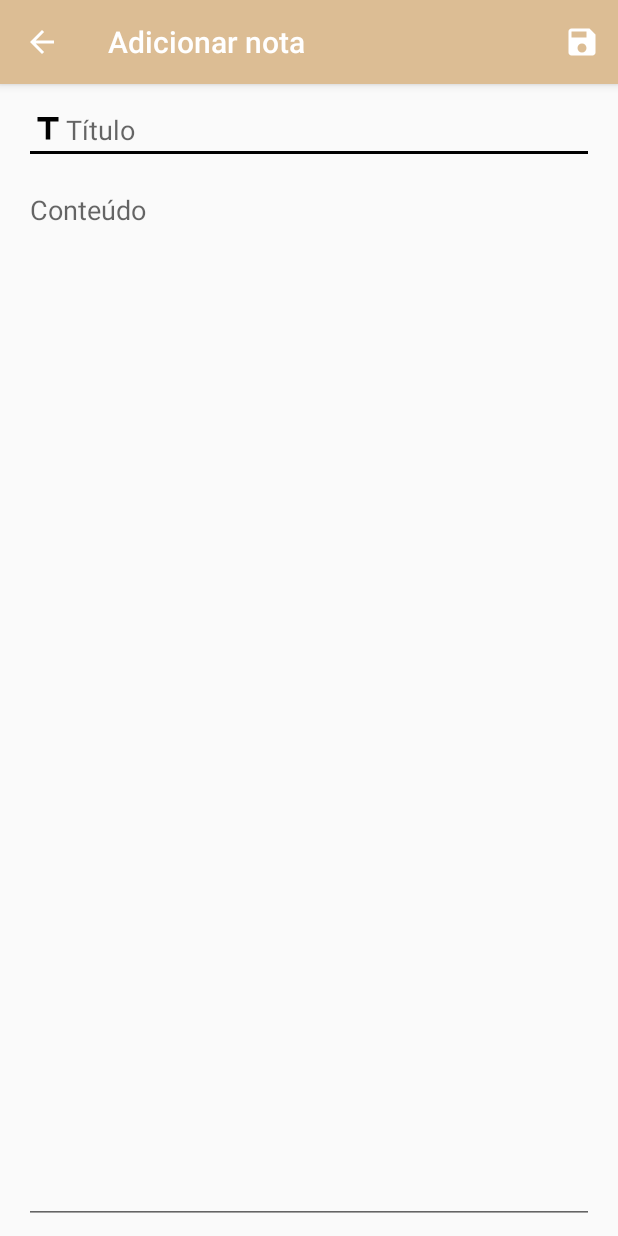
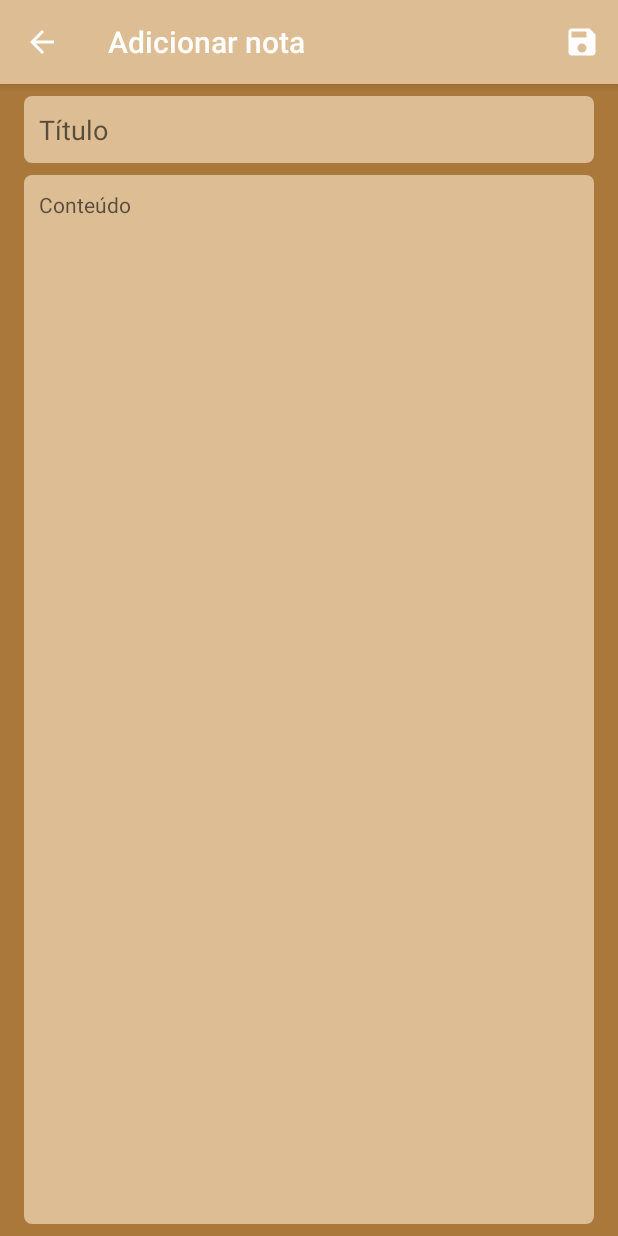
Before and after one commit to Kmiokande/Papiro, an Android app: the AddNoteActivity screen opened directly, with no data from a screen before it, on a phone screen of 412 x 824 dp. Run offline under Robolectric (Android 15) with nearby library versions, the phone set to English and light mode, and no system bars.

Commit message:
Edit activities layouts, Add and Modify

```diff
--- /dev/null
+++ b/app/src/main/res/drawable/edit_text_background.xml
@@ -0,0 +1,33 @@
+<?xml version="1.0" encoding="utf-8"?>
+<shape
+    xmlns:android="http://schemas.android.com/apk/res/android"
+    android:shape="rectangle">
+
+    <solid android:color="#dcbd94"></solid>
+    <corners android:radius="5dp"></corners>
+
+</shape>
+
+<!--
+100% — FF
+95% — F2
+90% — E6
+85% — D9
+80% — CC
+75% — BF
+70% — B3
+65% — A6
+60% — 99
+55% — 8C
+50% — 80
+45% — 73
+40% — 66
+35% — 59
+30% — 4D
+25% — 40
+20% — 33
+15% — 26
+10% — 1A
+5% — 0D
+0% — 00
+-->
--- a/app/src/main/res/layout/add_note_activity.xml
+++ b/app/src/main/res/layout/add_note_activity.xml
@@ -4,6 +4,7 @@
     xmlns:tools="http://schemas.android.com/tools"
     android:layout_width="match_parent"
     android:layout_height="match_parent"
+    android:background="@color/colorPrimaryDark"
     tools:context=".activities.AddNoteActivity">
 
     <EditText
@@ -15,10 +16,11 @@
         android:layout_marginTop="8dp"
         android:layout_marginEnd="16dp"
         android:layout_marginRight="16dp"
-        android:drawableStart="@drawable/ic_title_black_24dp"
+        android:background="@drawable/edit_text_background"
         android:ems="10"
         android:hint="@string/nameTitle"
         android:inputType="textPersonName|textCapSentences"
+        android:padding="10dp"
         app:layout_constraintEnd_toEndOf="parent"
         app:layout_constraintStart_toStartOf="parent"
         app:layout_constraintTop_toTopOf="parent" />
@@ -33,10 +35,13 @@
         android:layout_marginEnd="16dp"
         android:layout_marginRight="16dp"
         android:layout_marginBottom="8dp"
+        android:background="@drawable/edit_text_background"
         android:ems="10"
         android:gravity="start"
         android:hint="@string/nameContent"
         android:inputType="textMultiLine|text|textCapSentences"
+        android:padding="10dp"
+        android:textSize="14sp"
         app:layout_constraintBottom_toBottomOf="parent"
         app:layout_constraintEnd_toEndOf="parent"
         app:layout_constraintStart_toStartOf="parent"
--- a/app/src/main/res/layout/modify_note_activity.xml
+++ b/app/src/main/res/layout/modify_note_activity.xml
@@ -4,6 +4,7 @@
     xmlns:tools="http://schemas.android.com/tools"
     android:layout_width="match_parent"
     android:layout_height="match_parent"
+    android:background="@color/colorPrimaryDark"
     tools:context=".activities.ModifyNoteActivity">
 
     <EditText
@@ -15,10 +16,11 @@
         android:layout_marginTop="8dp"
         android:layout_marginEnd="16dp"
         android:layout_marginRight="16dp"
-        android:drawableStart="@drawable/ic_title_black_24dp"
+        android:background="@drawable/edit_text_background"
         android:ems="10"
         android:hint="@string/nameTitle"
         android:inputType="textPersonName"
+        android:padding="10dp"
         app:layout_constraintEnd_toEndOf="parent"
         app:layout_constraintStart_toStartOf="parent"
         app:layout_constraintTop_toTopOf="parent" />
@@ -33,10 +35,13 @@
         android:layout_marginEnd="16dp"
         android:layout_marginRight="16dp"
         android:layout_marginBottom="8dp"
+        android:background="@drawable/edit_text_background"
         android:ems="10"
         android:gravity="top"
         android:hint="@string/nameContent"
         android:inputType="textMultiLine|text|textCapSentences"
+        android:padding="10dp"
+        android:textSize="14sp"
         app:layout_constraintBottom_toTopOf="@+id/textView3"
         app:layout_constraintEnd_toEndOf="parent"
         app:layout_constraintStart_toStartOf="parent"
```
